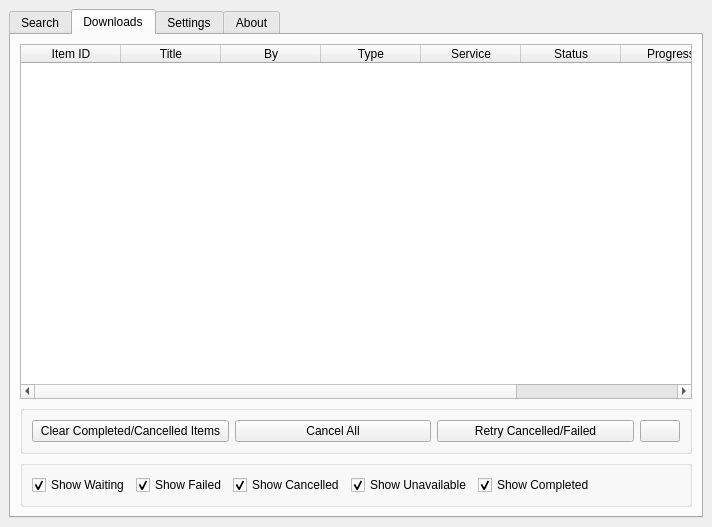
Above: src/onthespot/qt/qtui/main.ui from john20xdoe/onthespot-fork before the change. Below: the same form after it.
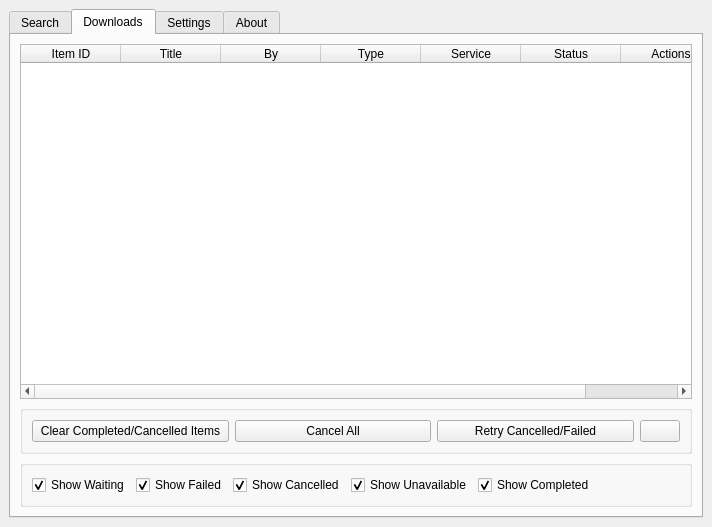
That is the form after the change. The open tabs and pages were chosen to show the change. Icons and pictures are not drawn.

Commit message: fix: column widths and Actions column and cell buttons

Diff of the .ui file:
```diff
--- a/src/onthespot/qt/qtui/main.ui
+++ b/src/onthespot/qt/qtui/main.ui
@@ -494,11 +494,6 @@
             <string>Status</string>
            </property>
           </column>
-          <column>
-           <property name="text">
-            <string>Progress</string>
-           </property>
-          </column>
          <column><property name="text"><string>Actions</string></property></column></widget>
         </item>
         <item>
```
The commit also changes 1 other file.
